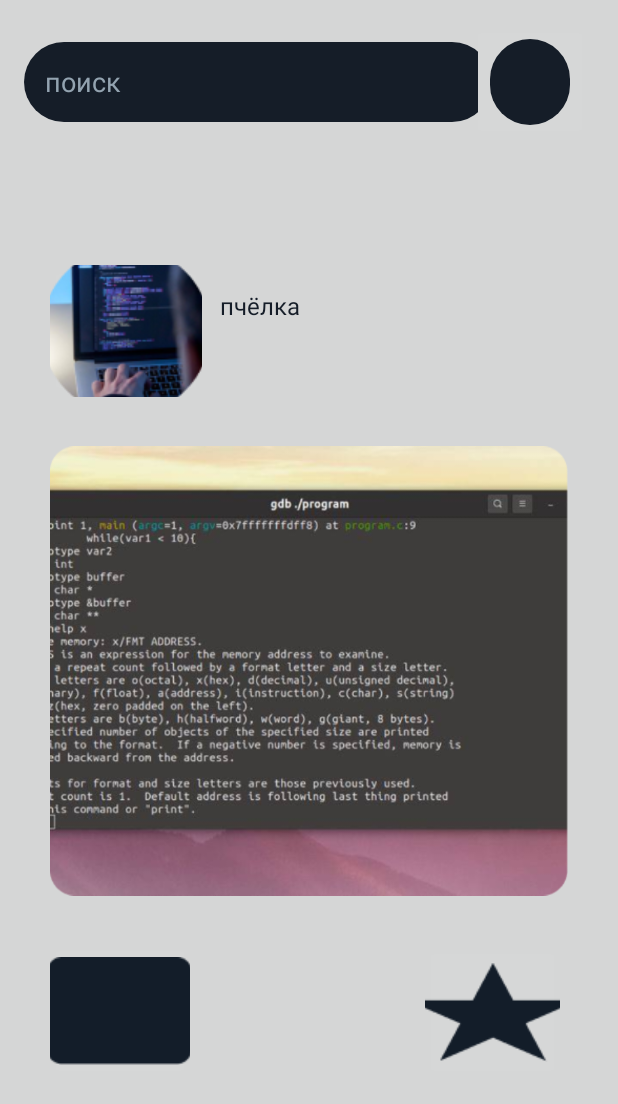
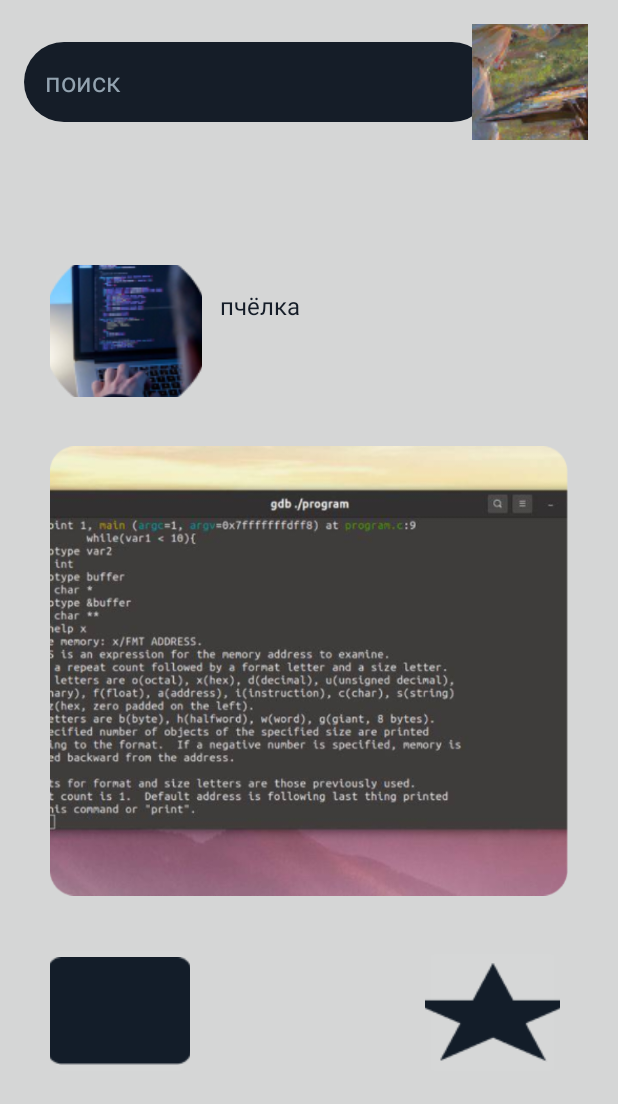
Before and after one commit to Aids1999/Project, an Android app: the Screen3Activity screen opened directly, with no data from a screen before it, after a tap on "BestProject", on a phone screen of 412 x 824 dp. Shown: the top 1104 px of the screen. Run offline under Robolectric (Android 15) with nearby library versions, the light colour scheme and no system bars.

Commit message:
Изменил основной акк (Admin -> Портретодел) Поставил картинки на 2, 3 и 5 screen'ы

```diff
--- a/app/src/main/java/com/example/bestproject/ArrayAccounts.java
+++ b/app/src/main/java/com/example/bestproject/ArrayAccounts.java
@@ -2,7 +2,7 @@ package com.example.bestproject;
 
 public class ArrayAccounts {
 
-String[] nickArray = new String[] {"Admin"};
+String[] nickArray = new String[] {"Портретодел"};
 String[] phoneNumArray = new String[] {"000"};
 String[] passwordArray = new String[] {"000"};
 
--- a/app/src/main/java/com/example/bestproject/Screen3Activity.java
+++ b/app/src/main/java/com/example/bestproject/Screen3Activity.java
@@ -6,6 +6,7 @@ import android.content.Intent;
 import android.os.Bundle;
 import android.view.View;
 import android.widget.ImageButton;
+import android.widget.TextView;
 
 public class Screen3Activity extends AppCompatActivity {
 
@@ -14,16 +15,21 @@ public class Screen3Activity extends AppCompatActivity {
         super.onCreate(savedInstanceState);
         setContentView(R.layout.screen3);
 
+        ImageButton YourAccount = (findViewById(R.id.YourAccount));
+        TextView YourName = (findViewById(R.id.YourName));
+
+        YourAccount.setImageResource(R.drawable.img_5);
+        YourName.setText("Портретодел");
+
         ImageButton imageButton = findViewById(R.id.back);
-        {
-            View.OnClickListener goToSecondActivty = new View.OnClickListener() {
+        {View.OnClickListener goToSecondActivty = new View.OnClickListener() {
                 @Override
                 public void onClick(View v) {
                     Intent intent = new Intent(Screen3Activity.this, SecondActivty.class);
                     startActivity(intent);
                 }
             };
-            imageButton.setOnClickListener(goToSecondActivty);
-        }
+            imageButton.setOnClickListener(goToSecondActivty);}
+
     }
 }
--- a/app/src/main/java/com/example/bestproject/SecondActivty.java
+++ b/app/src/main/java/com/example/bestproject/SecondActivty.java
@@ -29,6 +29,7 @@ public class SecondActivty extends AppCompatActivity {
         RecyclerView recyclerView = findViewById(R.id.list_item);
 
         ImageButton imageButton = findViewById(R.id.account);
+        imageButton.setImageResource(R.drawable.img_5);
         {
             View.OnClickListener goToComment = new View.OnClickListener() {
                 @Override
--- a/app/src/main/res/layout/activity_main.xml
+++ b/app/src/main/res/layout/activity_main.xml
@@ -46,7 +46,7 @@
         android:ems="10"
         android:gravity="center"
         android:hint="Пароль"
-        android:inputType="textPersonName"
+        android:inputType="number"
         android:textColor="#93a3b0"
         app:layout_constraintBottom_toBottomOf="parent"
         app:layout_constraintEnd_toEndOf="parent"
```
Also changed, not shown: app/src/main/java/com/example/bestproject/Screen5Activity.java (+7 -0 lines), app/src/main/res/drawable/img_5.png (added).
